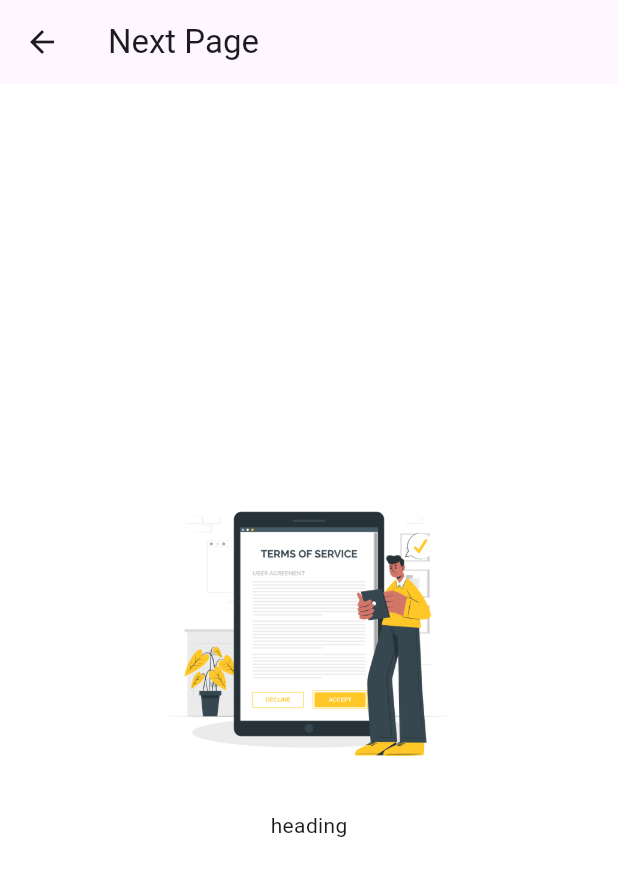
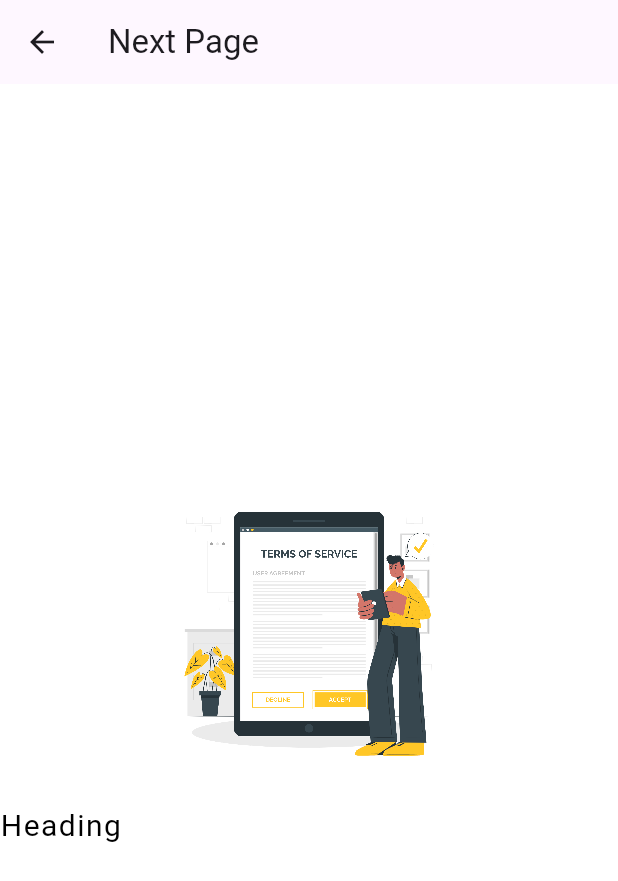
Before and after one commit to SSutharsangit/Accessibility, a Flutter app: the MyWidget screen opened directly, on a phone screen of 412 x 824 dp. Shown: the top 881 px of the screen. Run offline on Flutter 3.47's test engine with Material 3 defaults, Android fonts, the phone set to English and light mode, and no system bars.

Commit message:
commit 3

```diff
--- a/lib/accessibility_features.dart
+++ b/lib/accessibility_features.dart
@@ -17,6 +17,7 @@ class AccessibilityFeatures extends ChangeNotifier {
   bool _monochrome=false;
   Color _imageColor=Colors.white;
   bool _imageVisibility=true;
+  Alignment _textAlignment=Alignment.centerLeft;
 
 
   // Constructor to initialize the theme
@@ -42,6 +43,7 @@ class AccessibilityFeatures extends ChangeNotifier {
   double get letterSpacing => _letterSpacing;
   Color get imageColor=>_imageColor;
   bool  get imageVisibility=>_imageVisibility;
+  Alignment get textAlignment=>_textAlignment;
 
   // Method to set the theme
   void setTheme(AppTheme theme) {
@@ -117,6 +119,12 @@ class AccessibilityFeatures extends ChangeNotifier {
   }
 
   // Method to set text color
+  void setTextAlignment(Alignment align) {
+    _textAlignment = align;
+    notifyListeners();
+  }
+
+  // Method to set text color
   void setTextColor(Color color) {
     _textColor = color;
     notifyListeners();
@@ -172,6 +180,7 @@ void decreaseLetterSpace() {
     _lineHeight = 1.0;
     _letterSpacing= 1.0;
      _imageVisibility=true;
+   _textAlignment=Alignment.centerLeft;
     notifyListeners();
   }
 }
--- a/lib/accessible_heading_text.dart
+++ b/lib/accessible_heading_text.dart
@@ -12,7 +12,9 @@ class AccessibleHeadingText extends StatelessWidget {
   Widget build(BuildContext context) {
     final accessibilitySettings = context.watch<AccessibilityFeatures>();
 
-    return Text(
+    return Align(
+      alignment:accessibilitySettings.textAlignment ,
+      child: Text(
         data,
         style: style?.copyWith(
       fontWeight: accessibilitySettings.impairedMode ? FontWeight.bold : FontWeight.normal,
@@ -22,6 +24,7 @@ class AccessibleHeadingText extends StatelessWidget {
       height: accessibilitySettings.lineHeight,
       letterSpacing:accessibilitySettings.letterSpacing
         ),
+      ),
     );
 
   }
--- a/lib/accessible_text.dart
+++ b/lib/accessible_text.dart
@@ -12,7 +12,9 @@ class AccessibleText extends StatelessWidget {
   Widget build(BuildContext context) {
     final accessibilitySettings = context.watch<AccessibilityFeatures>();
 
-    return Text(
+    return Align(
+      alignment:accessibilitySettings.textAlignment,
+      child: Text(
         data,
         style: style?.copyWith(
         fontWeight: accessibilitySettings.impairedMode ? FontWeight.bold : FontWeight.normal,
@@ -22,6 +24,7 @@ class AccessibleText extends StatelessWidget {
             height: accessibilitySettings.lineHeight,
             letterSpacing:accessibilitySettings.letterSpacing
             ),
+      ),
     );
   }
 }
--- a/test_app/lib/new.dart
+++ b/test_app/lib/new.dart
@@ -1,35 +1,41 @@
 import 'package:accessibility_features/accessible_text.dart';
+import 'package:accessibility_features/accessiblity_image.dart';
 import 'package:flutter/material.dart';
 import 'package:provider/provider.dart';
 import 'package:accessibility_features/accessibility_features.dart';
 
 class MyWidget extends StatelessWidget {
-  const MyWidget({super.key});
+  const MyWidget({Key? key}) : super(key: key);
 
   @override
   Widget build(BuildContext context) {
-    final accessibilitySettings = context.watch<AccessibilityFeatures>();
+
 
     return Scaffold(
       appBar: AppBar(
         title: const Text('Next Page'),
       ),
-      body: Center(
-        child: Column(
-          mainAxisAlignment: MainAxisAlignment.center,
-          children: [
-            Image.asset(
-              'assets/hello.png', // Replace 'assets/hello.jpg' with your actual asset path
-              width: 200, // Adjust width as needed
-              height: 200, // Adjust height as needed
-              fit: BoxFit.cover, // Adjust fit as needed
+      body: const Column(
+        mainAxisAlignment: MainAxisAlignment.center,
+        children: [
+         AccessibilityImage(
+          image: AssetImage('assets/hello.png'), // Provide your image here
+          width: 200, // Optional: Set the width of the image
+          height: 200, // Optional: Set the height of the image
+          fit: BoxFit.cover, // Optional: Set the fit of the image
+          alignment: Alignment.center, // Optional: Set the alignment of the image
+           // Optional: Apply a color to the image
+          colorBlendMode: BlendMode.colorBurn, // Optional: Set the color blend mode
+          filterQuality: FilterQuality.high, // Optional: Set the filter quality
+        ),
+          SizedBox(height: 20),
+          AccessibleText(
+            "Heading",
+            style: TextStyle(
+              fontSize:20
             ),
-            const SizedBox(height: 20),
-            const AccessibleText(
-              "heading",
-            ),
-          ],
-        ),
+          ),
+        ],
       ),
     );
   }
```
Also changed, not shown: test_app/lib/main.dart (+44 -3 lines). Lines whose indentation alone changed are shown as unchanged.
